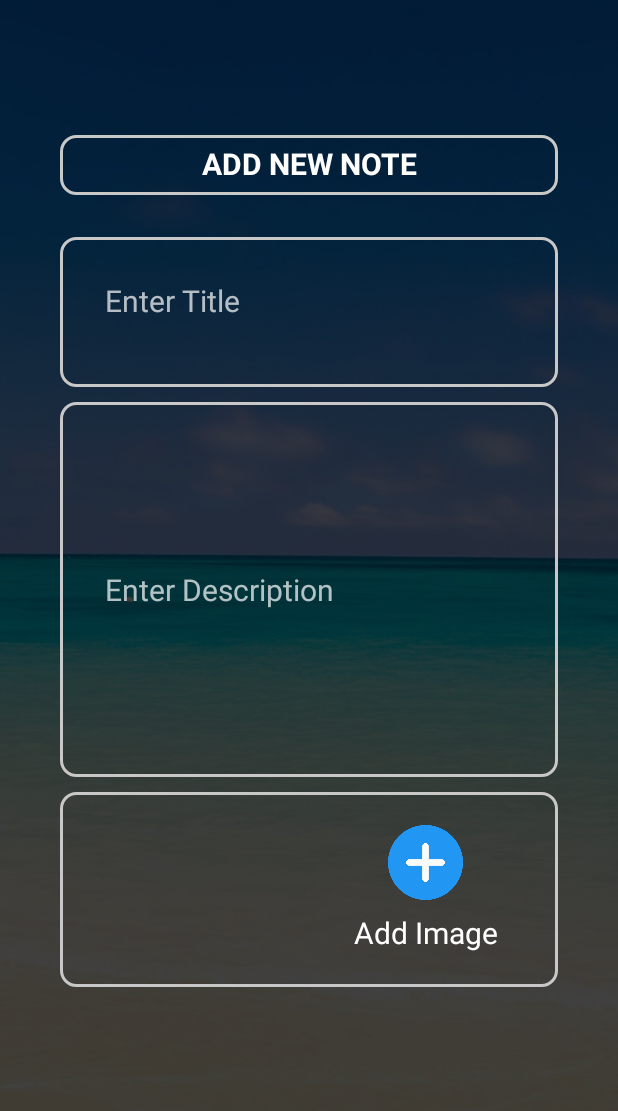
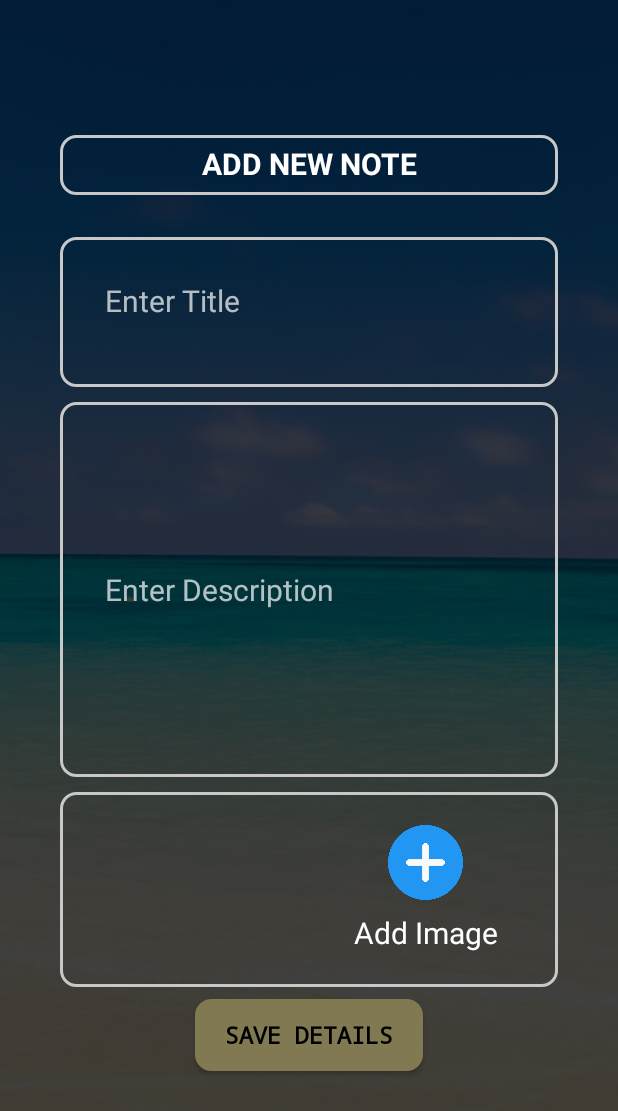
Before and after one commit to autumn-vibes/News_Application, an Android app: the AddNoteActivity screen opened directly, with no data from a screen before it, on a phone screen of 412 x 824 dp. Shown: the top 1111 px of the screen. Run offline under Robolectric (Android 15) with nearby library versions, the phone set to English and light mode, and no system bars.

Commit message:
Update activity_addnote.xml

```diff
--- a/app/src/main/res/layout/activity_addnote.xml
+++ b/app/src/main/res/layout/activity_addnote.xml
@@ -110,4 +110,38 @@
         app:layout_constraintTop_toTopOf="@+id/addnote_image"
         app:layout_constraintVertical_bias="0.275" />
 
+
+    <ImageView
+        android:layout_marginTop="10dp"
+        android:layout_marginBottom="10dp"
+        android:id="@+id/addnote_imageview"
+        android:layout_width="130dp"
+        android:layout_height="110dp"
+        app:layout_constraintBottom_toBottomOf="@+id/addnote_image"
+        app:layout_constraintEnd_toEndOf="@+id/addnote_image"
+        app:layout_constraintHorizontal_bias="0.238"
+        app:layout_constraintStart_toStartOf="@+id/addnote_image"
+        app:layout_constraintTop_toTopOf="@+id/addnote_image"
+        app:layout_constraintVertical_bias="0.0" />
+
+    <Button
+        android:id="@+id/addnote_save"
+        android:layout_width="wrap_content"
+        android:layout_height="wrap_content"
+        android:layout_marginTop="8dp"
+        android:background="@drawable/rec_red"
+        android:fontFamily="monospace"
+        android:gravity="center"
+        android:paddingLeft="20dp"
+        android:paddingRight="20dp"
+        android:text="Save Details"
+        android:textAlignment="center"
+        android:textColor="@color/black"
+        android:textSize="16sp"
+        android:textStyle="bold"
+        app:backgroundTint="#807951"
+        app:layout_constraintEnd_toEndOf="parent"
+        app:layout_constraintStart_toStartOf="parent"
+        app:layout_constraintTop_toBottomOf="@+id/addnote_image" />
+
 </androidx.constraintlayout.widget.ConstraintLayout>
```
